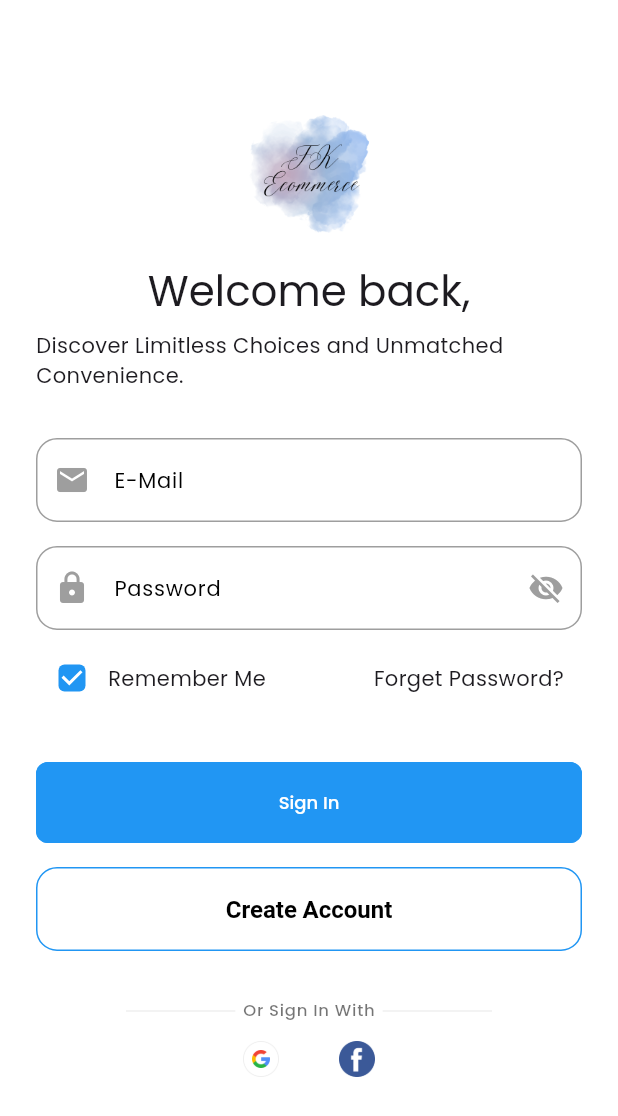
After one commit to FardeenKhaan/Fk_ecommerce, a Flutter app: the LoginScreen screen opened directly, on a phone screen of 412 x 824 dp. The commit adds this screen. Shown: the top 1116 px of the screen. Run offline on Flutter 3.47's test engine with Material 3 defaults, Android fonts, the light colour scheme and no system bars; our stand-ins replace get, get_storage, google_fonts, logger, smooth_page_indicator; accounts and stored records are empty.

Commit message:
login setup created

```diff
--- /dev/null
+++ b/lib/common/styles/spacing_styles.dart
@@ -0,0 +1,11 @@
+import 'package:fk_ecommerce/utils/constants/sizes.dart';
+import 'package:flutter/painting.dart';
+
+class FkSpacingStyle {
+  static const EdgeInsetsGeometry paddingWithAppBarHeight = EdgeInsets.only(
+    top: FKSizes.appBarHeight,
+    left: FKSizes.defaultSpace,
+    right: FKSizes.defaultSpace,
+    bottom: FKSizes.defaultSpace,
+  );
+}
--- /dev/null
+++ b/lib/common/widgets_signUpIn/form_buttons.dart
@@ -0,0 +1,49 @@
+import 'package:fk_ecommerce/utils/constants/image_Strings.dart';
+import 'package:fk_ecommerce/utils/constants/sizes.dart';
+import 'package:flutter/material.dart';
+
+class FkFormButton extends StatelessWidget {
+  const FkFormButton({super.key});
+
+  @override
+  Widget build(BuildContext context) {
+    return Row(
+      mainAxisAlignment: MainAxisAlignment.center,
+      children: [
+        Container(
+          // decoration: BoxDecoration(
+          //   border: Border.all(color: FKColors.grey),
+          //   borderRadius: BorderRadius.circular(100),
+          // ),
+          child: IconButton(
+            onPressed: () {
+              // Handle Google sign-in logic here
+            },
+            icon: Image(
+              height: FKSizes.iconMd,
+              width: FKSizes.iconMd,
+              image: AssetImage(FKImageStrings.google),
+            ), // Google Icon
+          ),
+        ), // Container
+        SizedBox(width: FKSizes.spaceBtwItems),
+        Container(
+          // decoration: BoxDecoration(
+          //   border: Border.all(color: FKColors.grey),
+          //   borderRadius: BorderRadius.circular(100),
+          // ),
+          child: IconButton(
+            onPressed: () {
+              // Handle Facebook sign-in logic here
+            },
+            icon: Image(
+              height: FKSizes.iconMd,
+              width: FKSizes.iconMd,
+              image: AssetImage(FKImageStrings.facebook),
+            ), // Facebook Icon
+          ),
+        ), // Container
+      ],
+    );
+  }
+}
--- /dev/null
+++ b/lib/common/widgets_signUpIn/form_divider.dart
@@ -0,0 +1,37 @@
+import 'package:fk_ecommerce/utils/constants/colors.dart';
+import 'package:fk_ecommerce/utils/constants/text_Strings.dart';
+import 'package:fk_ecommerce/utils/helpers/helper_function.dart';
+import 'package:flutter/material.dart';
+import 'package:get/get.dart';
+
+class FkFormDivider extends StatelessWidget {
+  final String dividerText;
+  const FkFormDivider({super.key, required this.dividerText});
+
+  @override
+  Widget build(BuildContext context) {
+    final dark = FkHelperFunction.isDarkMode(context);
+    return Row(
+      mainAxisAlignment: MainAxisAlignment.center,
+      children: [
+        Flexible(
+          child: Divider(
+            color: dark ? FKColors.darkGrey : FKColors.grey,
+            thickness: 0.5,
+            indent: 60,
+            endIndent: 5,
+          ),
+        ),
+        Text(dividerText, style: Theme.of(context).textTheme.labelMedium),
+        Flexible(
+          child: Divider(
+            color: dark ? FKColors.darkGrey : FKColors.grey,
+            thickness: 0.5,
+            indent: 5,
+            endIndent: 60,
+          ),
+        ),
+      ],
+    );
+  }
+}
--- a/lib/features/authentication/controllers_onboarding/onboarding_controller.dart
+++ b/lib/features/authentication/controllers_onboarding/onboarding_controller.dart
@@ -1,3 +1,4 @@
+import 'package:fk_ecommerce/features/authentication/screens/login/login_screen.dart';
 import 'package:flutter/widgets.dart';
 import 'package:get/get.dart';
 
@@ -15,7 +16,7 @@ class OnboardingController extends GetxController {
 
   void nextPage() {
     if (currentPageIndex.value == 2) {
-      // Get.to(LoginScreen());
+      Get.offAll(() => LoginScreen());
     } else {
       int page = currentPageIndex.value + 1;
       pagecontroller.jumpToPage(page);
--- /dev/null
+++ b/lib/features/authentication/screens/login/login_screen.dart
@@ -0,0 +1,46 @@
+import 'package:fk_ecommerce/common/styles/spacing_styles.dart';
+import 'package:fk_ecommerce/common/widgets_signUpIn/form_divider.dart';
+import 'package:fk_ecommerce/common/widgets_signUpIn/form_buttons.dart';
+import 'package:fk_ecommerce/features/authentication/screens/login/widegts/login_form.dart';
+import 'package:fk_ecommerce/features/authentication/screens/login/widegts/login_header.dart';
+import 'package:fk_ecommerce/utils/constants/colors.dart';
+import 'package:fk_ecommerce/utils/constants/image_Strings.dart';
+import 'package:fk_ecommerce/utils/constants/sizes.dart';
+import 'package:fk_ecommerce/utils/constants/text_Strings.dart';
+import 'package:fk_ecommerce/utils/helpers/helper_function.dart';
+import 'package:flutter/material.dart';
+import 'package:flutter/widgets.dart';
+import 'package:get/get.dart';
+
+class LoginScreen extends StatelessWidget {
+  const LoginScreen({super.key});
+
+  @override
+  Widget build(BuildContext context) {
+    final dark = FkHelperFunction.isDarkMode(context);
+    return Scaffold(
+      body: SingleChildScrollView(
+        child: Padding(
+          padding: FkSpacingStyle.paddingWithAppBarHeight,
+          child: Column(
+            children: [
+              //loop, title and subtitle
+              FkLoginHeader(),
+
+              // login form
+              FkLoginForm(),
+
+              // Divider
+              FkFormDivider(
+                dividerText: FKTextStrings.orSignInWith.capitalize!,
+              ), // Row
+              // SizedBox(height: FKSizes.spaceBtwSections),
+              // Footer
+              FkFormButton(), // Row
+            ],
+          ),
+        ),
+      ),
+    );
+  }
+}
--- /dev/null
+++ b/lib/features/authentication/screens/login/widegts/login_form.dart
@@ -0,0 +1,96 @@
+import 'package:fk_ecommerce/utils/constants/sizes.dart';
+import 'package:fk_ecommerce/utils/constants/text_Strings.dart';
+import 'package:flutter/material.dart';
+
+class FkLoginForm extends StatelessWidget {
+  const FkLoginForm({super.key});
+
+  @override
+  Widget build(BuildContext context) {
+    return Form(
+      child: Padding(
+        padding: const EdgeInsets.symmetric(vertical: FKSizes.spaceBtwSections),
+        child: Column(
+          children: [
+            // Email TextField
+            TextFormField(
+              decoration: InputDecoration(
+                prefixIcon: Icon(Icons.email),
+                labelText: FKTextStrings.email,
+                border: OutlineInputBorder(),
+              ),
+              keyboardType: TextInputType.emailAddress,
+            ),
+            SizedBox(height: FKSizes.spaceBtwInputFields),
+
+            // Password TextField
+            TextFormField(
+              decoration: InputDecoration(
+                prefixIcon: Icon(Icons.lock),
+                labelText: FKTextStrings.password,
+                suffixIcon: Icon(Icons.visibility_off),
+                border: OutlineInputBorder(),
+              ),
+              obscureText: true,
+            ),
+            SizedBox(height: FKSizes.spaceBtwInputFields / 2),
+            // REMEMBER ME Checkbox
+            Row(
+              mainAxisAlignment: MainAxisAlignment.spaceBetween,
+              children: [
+                Row(
+                  children: [
+                    Checkbox(
+                      value: true,
+                      onChanged: (value) {
+                        // Handle checkbox state change
+                      },
+                    ),
+                    Text(
+                      FKTextStrings.rememberMe,
+                      style: Theme.of(context).textTheme.bodyMedium,
+                    ),
+                  ],
+                ),
+                Spacer(),
+                // FORGOT PASSWORD Button
+                TextButton(
+                  onPressed: () {
+                    // Handle forgot password logic here
+                  },
+                  child: Text(
+                    FKTextStrings.forgetPassword,
+                    style: Theme.of(context).textTheme.bodyMedium,
+                  ),
+                ),
+              ],
+            ),
+            SizedBox(height: FKSizes.spaceBtwSections),
+
+            // Submit Button
+            SizedBox(
+              width: double.infinity,
+              child: ElevatedButton(
+                onPressed: () {
+                  // Handle login logic here
+                },
+                child: Text(FKTextStrings.signIn),
+              ),
+            ),
+            SizedBox(height: FKSizes.spaceBtwItems),
+            SizedBox(
+              width: double.infinity,
+              child: OutlinedButton(
+                onPressed: () {
+                  // Handle login logic here
+                },
+                child: Text(FKTextStrings.createAccount),
+              ),
+            ),
+            // SizedBox(height: FKSizes.spaceBtwSections),
+          ],
+        ),
+      ),
+    );
+  }
+}
--- /dev/null
+++ b/lib/features/authentication/screens/login/widegts/login_header.dart
@@ -0,0 +1,33 @@
+import 'package:fk_ecommerce/utils/constants/image_Strings.dart';
+import 'package:fk_ecommerce/utils/constants/sizes.dart';
+import 'package:fk_ecommerce/utils/constants/text_Strings.dart';
+import 'package:fk_ecommerce/utils/helpers/helper_function.dart';
+import 'package:flutter/material.dart';
+
+class FkLoginHeader extends StatelessWidget {
+  const FkLoginHeader({super.key});
+
+  @override
+  Widget build(BuildContext context) {
+    final dark = FkHelperFunction.isDarkMode(context);
+    return Column(
+      children: [
+        Image(
+          height: 120,
+          image: AssetImage(
+            dark ? FKImageStrings.darkAppLogo : FKImageStrings.lightAppLogo,
+          ),
+        ),
+        Text(
+          FKTextStrings.loginTitle,
+          style: Theme.of(context).textTheme.headlineMedium,
+        ),
+        SizedBox(height: FKSizes.sm),
+        Text(
+          FKTextStrings.loginSubTitle,
+          style: Theme.of(context).textTheme.bodyMedium,
+        ),
+      ],
+    );
+  }
+}
--- a/lib/utils/constants/image_Strings.dart
+++ b/lib/utils/constants/image_Strings.dart
@@ -2,12 +2,12 @@ class FKImageStrings {
   FKImageStrings._();
 
   // -- App Logos
-  static const String image_dark = "assets/logos/splash_dark.png";
-  static const String image = "assets/logos/splash_light.png";
+  static const String darkAppLogo = "assets/logos/splash_dark.png";
+  static const String lightAppLogo = "assets/logos/splash_white.png";
 
   // -- Social Logos
-  static const String google = "assets/logos/google-icon.png";
-  static const String facebook = "assets/logos/facebook-icon.png";
+  static const String google = "assets/logos/google.png";
+  static const String facebook = "assets/logos/facebook.png";
 
   // -- OnBoarding Images
   static const String onBoardingImage1 =
--- a/lib/utils/constants/text_Strings.dart
+++ b/lib/utils/constants/text_Strings.dart
@@ -1,5 +1,8 @@
 class FKTextStrings {
   // -- GLOBAL Texts
+  static const String submit = "Submit";
+  static const String AppName = "FK-Ecommerce";
+  static const String FkContinue = "Continue";
 
   // -- OnBoarding Texts
   static const String onBoardingTitle1 = "Choose your product";
@@ -16,4 +19,46 @@ class FKTextStrings {
   // -- Home
   static const String homeAppbarTitle = "Good day for shopping";
   static const String homeAppbarSubTitle = "Fardeen Khan";
+
+  // Authentication Form Text
+  static const String firstName = "First Name";
+  static const String lastName = "Last Name";
+  static const String email = "E-Mail";
+  static const String password = "Password";
+  static const String newPassword = "New Password";
+  static const String username = "Username";
+  static const String phoneNo = "Phone Number";
+  static const String rememberMe = "Remember Me";
+  static const String forgetPassword = "Forget Password?";
+  static const String signIn = "Sign In";
+  static const String createAccount = "Create Account";
+  static const String orSignInWith = "or sign in with";
+  static const String orSignUpWith = "or sign up with";
+  static const String iAgreeTo = "I agree to";
+  static const String privacyPolicy = "Privacy Policy";
+  static const String termsOfUse = "Terms of Use";
+  static const String verificationCode = "verificationCode";
+  static const String resendEmail = "Resend Email";
+  static const String resendEmailIn = "Resend email in";
+
+  // Authentication Headings Text
+  static const String loginTitle = "Welcome back,";
+  static const String loginSubTitle =
+      "Discover Limitless Choices and Unmatched Convenience.";
+  static const String signupTitle = "Let's create your account";
+  static const String forgetPasswordTitle = "Forget password";
+  static const String forgetPasswordSubTitle =
+      "Don't worry sometimes people can forget too, enter your email and we will send you a password reset Link.";
+  static const String changeYourPasswordTitle = "Password Reset Email Sent";
+  static const String changeYourPasswordSubTitle =
+      "Your Account Security is Our Priority! We've Sent You a Secure Link to Safely Change Your Password and Keep Your Account Protected.";
+  static const String confirmEmail = "Verify your email address!";
+  static const String confirmEmailSubTitle =
+      "Congratulations! Your Account Awaits: Verify Your Email to Start Shopping and Experience a World of Unrivaled Deals and Personalized Offers.";
+  static const String emailNotReceivedMessage =
+      "Didn't get the email? Check your junk/spam or resend it.";
+  static const String yourAccountCreatedTitle =
+      "Your account successfully created!";
+  static const String yourAccountCreatedSubTitle =
+      "Welcome to Your Ultimate Shopping Destination: Your Account is Created, Unleash the Joy of Seamless Online Shopping!";
 }
```
Also changed, not shown: assets/logos/facebook.png (added), assets/logos/google.png (added).
